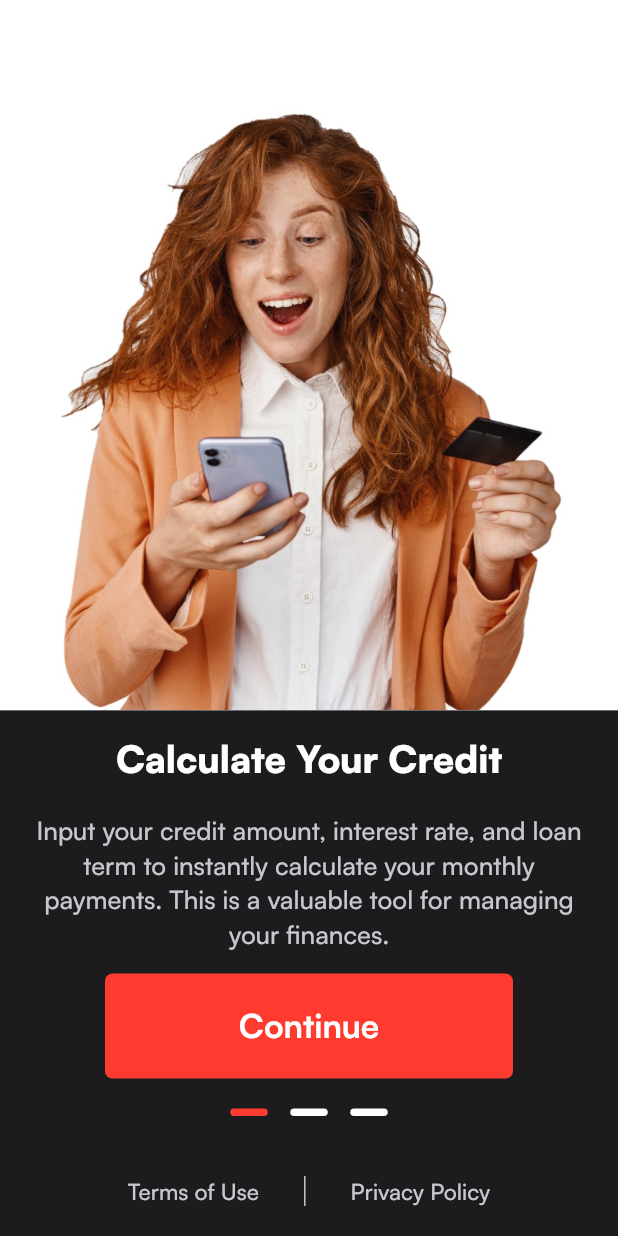
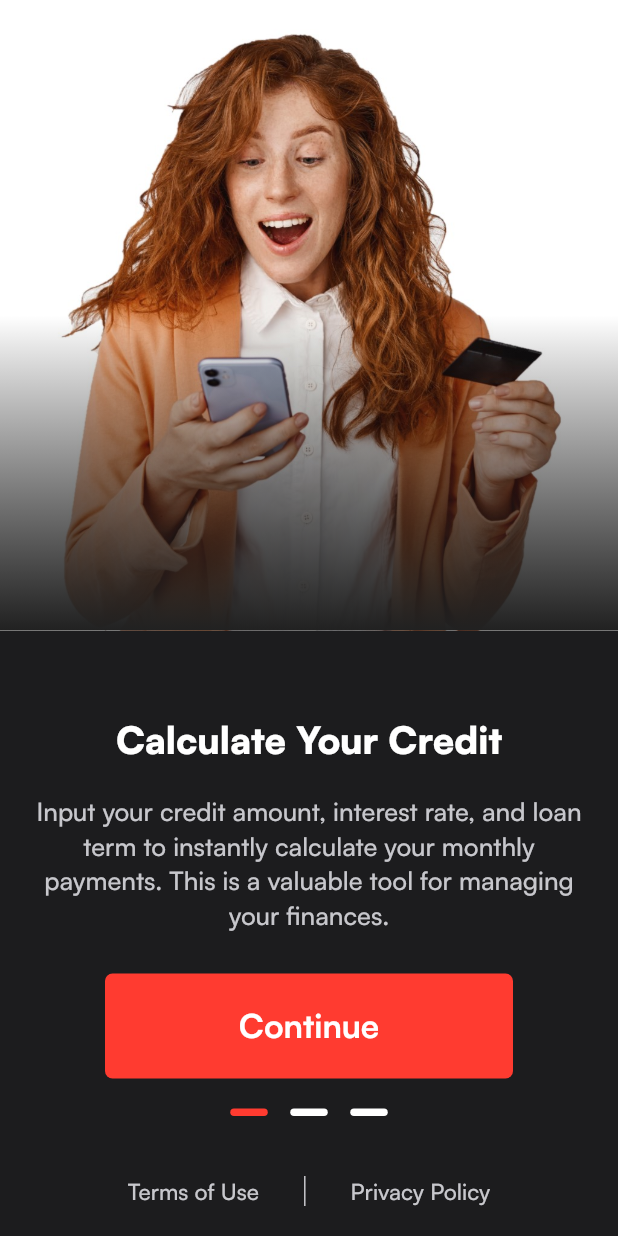
Before and after one commit to Ahardor/credit_calc, a Flutter app: the screen it shows after launch, on a phone screen of 412 x 824 dp. Run offline on Flutter 3.47's test engine with Material 2 defaults, Android fonts, the phone set to English and light mode, and no system bars; our stand-ins replace in_app_review, shared_preferences; missing offline and left inert: image_pixels.

```diff
--- a/lib/add_credit.dart
+++ b/lib/add_credit.dart
@@ -270,7 +270,9 @@ class _AddCreditState extends State<AddCredit> {
             const SizedBox(
               height: 20,
             ),
-            GridView.count(
+            Container(
+              constraints: BoxConstraints(maxWidth: 500),
+              child: GridView.count(
                   crossAxisCount: 2,
                   shrinkWrap: true,
                   mainAxisSpacing: 15,
@@ -317,6 +319,7 @@ class _AddCreditState extends State<AddCredit> {
                         ),
                       ),
                   ]),
+            ),
             const SizedBox(
               height: 30,
             ),
--- a/lib/start.dart
+++ b/lib/start.dart
@@ -36,20 +36,38 @@ class _StartWidgetState extends State<StartWidget> {
         children: [
           ImagePixels.container(
             imageProvider: startImage,
-            child: Container(
-              constraints: const BoxConstraints(maxHeight: 600),
-              color: Colors.white,
-              width: double.infinity,
-              child: AspectRatio(
-                aspectRatio: 0.87,
-                child: Align(
+            child: AspectRatio(
+              aspectRatio: 0.98,
+              child: Container(
+                constraints: const BoxConstraints(maxHeight: 500),
+                color: Colors.white,
+                width: double.infinity,
+                child: Stack(
                   alignment: Alignment.bottomCenter,
-                  child: Image(
-                    image: startImage,
-                  ),
+                  children: [
+                    Image(
+                      image: startImage,
+                    ),
+                    Container(
+                      decoration: const BoxDecoration(
+                        gradient: LinearGradient(
+                          colors: [
+                            Color(0x00000000),
+                            Color(0x00000000),
+                            Color(0xFF212121),
+                          ],
+                          begin: Alignment.topCenter,
+                          end: Alignment.bottomCenter,
+                        ),
+                      ),
+                    ),
+                  ],
                 ),
               ),
             ),
+          ),
+          Container(
+            color: Colors.amber,
           ),
           SizedBox(
             child: Column(
```
Also changed, not shown: lib/home.dart (+13 -12 lines). Lines whose indentation alone changed are shown as unchanged.
